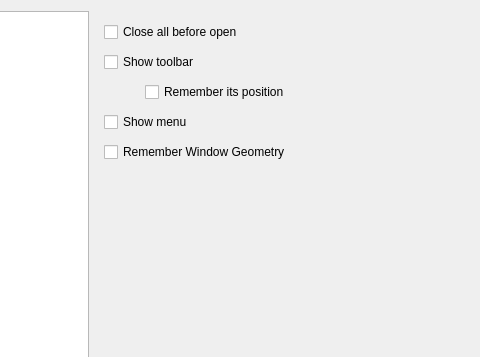
MediaArea/MediaInfo, file Source/GUI/Qt/prefs.ui: the form before one commit; both pictures show x 178 to 658 and y 0 to 357 of the 823 by 441 pixel window.
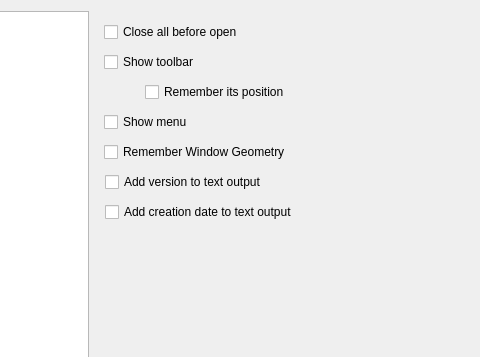
The form after the commit. The open tabs and pages were chosen to show the change.

Commit message: Qt GUI: Add inform version and timestamp options

The edit to the form file:
```diff
--- a/Source/GUI/Qt/prefs.ui
+++ b/Source/GUI/Qt/prefs.ui
@@ -241,6 +241,32 @@
           <string>Remember Window Geometry</string>
          </property>
         </widget>
+        <widget class="QCheckBox" name="informVersion">
+         <property name="geometry">
+          <rect>
+           <x>10</x>
+           <y>160</y>
+           <width>271</width>
+           <height>22</height>
+          </rect>
+         </property>
+         <property name="text">
+          <string>Add version to text output</string>
+         </property>
+        </widget>
+        <widget class="QCheckBox" name="informTimestamp">
+         <property name="geometry">
+          <rect>
+           <x>10</x>
+           <y>190</y>
+           <width>271</width>
+           <height>22</height>
+          </rect>
+         </property>
+         <property name="text">
+          <string>Add creation date to text output</string>
+         </property>
+        </widget>
        </widget>
        <widget class="QWidget" name="Sheet">
         <property name="sizePolicy">
```
The commit also changes 2 other files.
